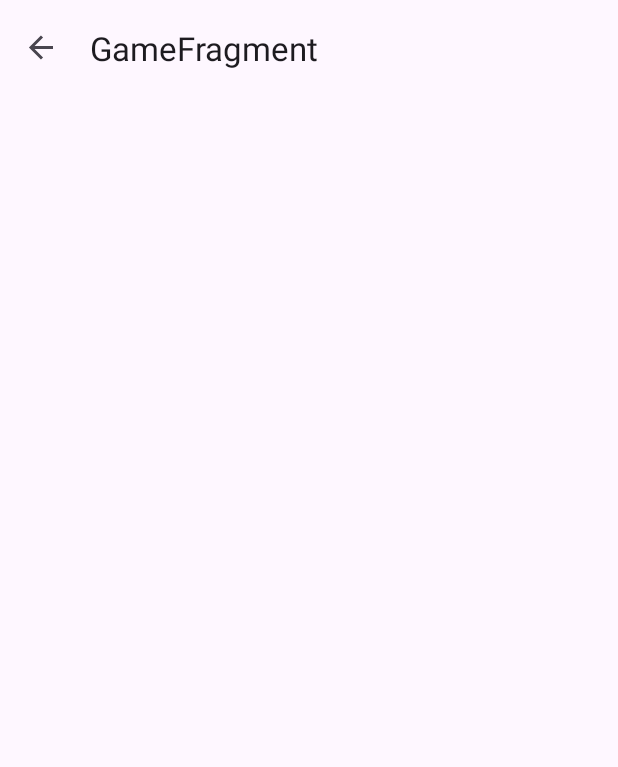
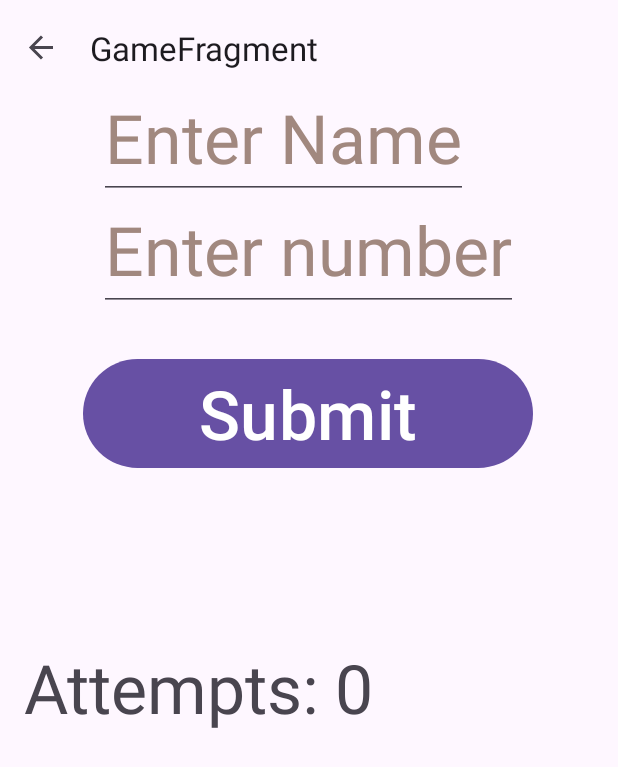
Before and after one commit to lukeyarian/MidtermProject, an Android app: the screen it shows after launch (MainActivity), after a tap on "Play Game", on a phone screen of 412 x 824 dp. Shown: the top 767 px of the screen. Run offline under Robolectric (Android 15) with nearby library versions, the phone set to English and light mode, and no system bars; our stand-ins replace navigation-ui; 3 statements that could not run were skipped.

Commit message:
Not much to do from here. The sound is commented in the code but doesn't quite work. There is also code in place for the + and - for the guess, but it also isn't quite working fully yet. For the most part, everything is implemented..... but not quite working 100%

```diff
--- a/app/build.gradle.kts
+++ b/app/build.gradle.kts
@@ -43,17 +43,14 @@ android {
 }
 
 dependencies {
-    // Navigation Component
     implementation("androidx.navigation:navigation-fragment-ktx:2.7.4")
     implementation("androidx.navigation:navigation-ui-ktx:2.7.4")
     implementation("androidx.lifecycle:lifecycle-viewmodel-ktx:2.6.2")
     implementation("androidx.lifecycle:lifecycle-livedata-ktx:2.6.2")
     implementation("androidx.room:room-runtime:2.5.2")
     implementation("androidx.fragment:fragment-ktx:1.6.1")
-    implementation("androidx.fragment:fragment:1.6.1")
-    //noinspection KaptUsageInsteadOfKsp
+    implementation("androidx.fragment:fragment-ktx:1.6.1")
     annotationProcessor("androidx.room:room-compiler:2.5.2")
-    //kapt("androidx.room:room-compiler:2.5.2")
     implementation("androidx.room:room-ktx:2.5.2")
     implementation("androidx.recyclerview:recyclerview:1.3.1")
     implementation("org.jetbrains.kotlinx:kotlinx-coroutines-android:1.6.4")
--- a/app/src/main/java/com/example/midtermproject/Fragment1.kt
+++ b/app/src/main/java/com/example/midtermproject/Fragment1.kt
@@ -6,6 +6,7 @@ import android.view.View
 import android.view.ViewGroup
 import android.widget.Button
 import android.widget.EditText
+import android.widget.Toast
 import androidx.fragment.app.Fragment
 import androidx.lifecycle.ViewModelProvider
 
@@ -13,16 +14,46 @@ class Fragment1 : Fragment() {
 
     private lateinit var viewModel: GameViewModel
 
-    override fun onCreateView(inflater: LayoutInflater, container: ViewGroup?, savedInstanceState: Bundle?): View? {
-        val view = inflater.inflate(R.layout.fragment1_layout, container, false)
+    override fun onCreateView(
+        inflater: LayoutInflater, container: ViewGroup?,
+        savedInstanceState: Bundle?
+    ): View? {
+        return inflater.inflate(R.layout.fragment1_layout, container, false)
+    }
 
-        viewModel = ViewModelProvider(requireParentFragment()).get(GameViewModel::class.java)
+    override fun onViewCreated(view: View, savedInstanceState: Bundle?) {
+        super.onViewCreated(view, savedInstanceState)
+
+        viewModel = ViewModelProvider(requireActivity()).get(GameViewModel::class.java)
+
+        //view.findViewById<ImageButton>(R.id.minusButton).setOnClickListener {
+            //adjustGuess(-1)
+        //}
+
+        //view.findViewById<ImageButton>(R.id.plusButton).setOnClickListener {
+            //adjustGuess(1)
+        //}
 
         view.findViewById<Button>(R.id.okButton).setOnClickListener {
-            val userGuess = view.findViewById<EditText>(R.id.guessEditText).text.toString().toInt()
-            viewModel.makeGuess(userGuess)
+            val guessEditText = view.findViewById<EditText>(R.id.guessEditText)
+            val guess = guessEditText.text.toString().toIntOrNull()
+
+            if (guess != null) {
+                viewModel.makeGuess("Player", guess) // Assuming "Player" as a placeholder name.
+                guessEditText.text.clear()
+            } else {
+                Toast.makeText(context, "Please enter a valid number", Toast.LENGTH_SHORT).show()
+            }
         }
+    }
 
-        return view
+    private fun adjustGuess(amount: Int) {
+        val guessEditText = view?.findViewById<EditText>(R.id.guessEditText)
+        var guess = guessEditText?.text.toString().toIntOrNull() ?: 0
+        guess += amount
+
+        if (guess in 1..100) {
+            guessEditText?.setText(guess.toString())
+        }
     }
 }
--- a/app/src/main/java/com/example/midtermproject/Fragment2.kt
+++ b/app/src/main/java/com/example/midtermproject/Fragment2.kt
@@ -13,15 +13,22 @@ class Fragment2 : Fragment() {
 
     private lateinit var viewModel: GameViewModel
 
-    override fun onCreateView(inflater: LayoutInflater, container: ViewGroup?, savedInstanceState: Bundle?): View? {
-        val view = inflater.inflate(R.layout.fragment2_layout, container, false)
+    override fun onCreateView(
+        inflater: LayoutInflater, container: ViewGroup?,
+        savedInstanceState: Bundle?
+    ): View? {
+        return inflater.inflate(R.layout.fragment2_layout, container, false)
+    }
 
-        viewModel = ViewModelProvider(requireParentFragment()).get(GameViewModel::class.java)
+    override fun onViewCreated(view: View, savedInstanceState: Bundle?) {
+        super.onViewCreated(view, savedInstanceState)
 
-        viewModel.guessCount.observe(viewLifecycleOwner, Observer { attempts ->
-            view.findViewById<TextView>(R.id.attemptsTextView).text = "Attempts: $attempts"
+        viewModel = ViewModelProvider(requireActivity()).get(GameViewModel::class.java)
+
+        val attemptsTextView = view.findViewById<TextView>(R.id.attemptsTextView)
+
+        viewModel.guessCount.observe(viewLifecycleOwner, { count ->
+            attemptsTextView.text = "Attempts: $count"
         })
-
-        return view
     }
 }
--- a/app/src/main/res/layout/activity_main.xml
+++ b/app/src/main/res/layout/activity_main.xml
@@ -11,8 +11,8 @@
         android:layout_width="match_parent"
         android:layout_height="?attr/actionBarSize"
         tools:ignore="MissingConstraints"
-        tools:layout_editor_absoluteX="100dp"
-        tools:layout_editor_absoluteY="699dp" />
+        tools:layout_editor_absoluteX="39dp"
+        tools:layout_editor_absoluteY="0dp" />
 
     <androidx.fragment.app.FragmentContainerView
         android:id="@+id/nav_host_fragment"
--- a/app/src/main/res/layout/fragment1_layout.xml
+++ b/app/src/main/res/layout/fragment1_layout.xml
@@ -1,29 +1,54 @@
 <?xml version="1.0" encoding="utf-8"?>
-<LinearLayout xmlns:android="http://schemas.android.com/apk/res/android"
+<androidx.constraintlayout.widget.ConstraintLayout xmlns:android="http://schemas.android.com/apk/res/android"
     xmlns:app="http://schemas.android.com/apk/res-auto"
     xmlns:tools="http://schemas.android.com/tools"
     android:layout_width="match_parent"
     android:layout_height="match_parent"
-    android:orientation="vertical"
-    android:padding="16dp">
+    tools:context=".Fragment1">
+
+    <EditText
+        android:id="@+id/nameEditText"
+        android:layout_width="wrap_content"
+        android:layout_height="wrap_content"
+        android:autofillHints=""
+        android:hint="@string/enter_name"
+        android:inputType="text"
+        android:textColorHint="#A1887F"
+        android:textSize="45sp"
+        app:layout_constraintBottom_toBottomOf="parent"
+        app:layout_constraintEnd_toEndOf="parent"
+        app:layout_constraintHorizontal_bias="0.398"
+        app:layout_constraintStart_toStartOf="parent"
+        app:layout_constraintTop_toTopOf="parent"
+        app:layout_constraintVertical_bias="0.155" />
 
     <EditText
         android:id="@+id/guessEditText"
-        android:layout_width="match_parent"
+        android:layout_width="wrap_content"
         android:layout_height="wrap_content"
         android:autofillHints=""
-        android:hint="@string/enter_your_guess"
+        android:hint="@string/enter_number"
         android:inputType="number"
-        android:minHeight="48dp"
-        android:textSize="40dp"
-        android:textColorHint="#8D6E63"
-        tools:ignore="VisualLintTextFieldSize" />
+        android:textColorHint="#A1887F"
+        android:textSize="45sp"
+        app:layout_constraintBottom_toBottomOf="parent"
+        app:layout_constraintEnd_toEndOf="parent"
+        app:layout_constraintHorizontal_bias="0.496"
+        app:layout_constraintStart_toStartOf="parent"
+        app:layout_constraintTop_toTopOf="parent"
+        app:layout_constraintVertical_bias="0.381" />
 
     <Button
         android:id="@+id/okButton"
-        android:textSize="45dp"
-        android:layout_width="370dp"
+        android:layout_width="wrap_content"
         android:layout_height="wrap_content"
-        android:text="@string/ok" />
+        android:layout_marginTop="28dp"
+        android:width="300dp"
+        android:text="@string/submit"
+        android:textSize="45sp"
+        app:layout_constraintEnd_toEndOf="parent"
+        app:layout_constraintHorizontal_bias="0.495"
+        app:layout_constraintStart_toStartOf="parent"
+        app:layout_constraintTop_toBottomOf="@+id/guessEditText" />
 
-</LinearLayout>
+</androidx.constraintlayout.widget.ConstraintLayout>
--- a/app/src/main/res/layout/fragment_game.xml
+++ b/app/src/main/res/layout/fragment_game.xml
@@ -1,29 +1,22 @@
 <?xml version="1.0" encoding="utf-8"?>
-<FrameLayout xmlns:android="http://schemas.android.com/apk/res/android"
-    xmlns:tools="http://schemas.android.com/tools"
-    android:layout_width="match_parent"
-    android:layout_height="match_parent"
-    tools:context=".GameFragment">
-
-    <LinearLayout xmlns:app="http://schemas.android.com/apk/res-auto"
+<LinearLayout xmlns:android="http://schemas.android.com/apk/res/android"
+    xmlns:app="http://schemas.android.com/apk/res-auto"
     xmlns:tools="http://schemas.android.com/tools"
     android:layout_width="match_parent"
     android:layout_height="match_parent"
     android:orientation="vertical"
-        tools:ignore="UselessParent">
+    tools:context=".GameFragment">
 
-        <FragmentContainerView
+    <androidx.fragment.app.FragmentContainerView
         android:id="@+id/container_fragment1"
         android:layout_width="match_parent"
         android:layout_height="0dp"
         android:layout_weight="1" />
 
-        <FragmentContainerView
+    <androidx.fragment.app.FragmentContainerView
         android:id="@+id/container_fragment2"
         android:layout_width="match_parent"
         android:layout_height="0dp"
         android:layout_weight="1" />
 
-
 </LinearLayout>
-</FrameLayout>
--- a/app/src/main/res/values/strings.xml
+++ b/app/src/main/res/values/strings.xml
@@ -12,4 +12,7 @@
     <string name="welcome_to_the_game_main">Welcome to the game!</string>
     <string name="play_game_main">Play Game</string>
     <string name="view_high_scores">View High Scores</string>
+    <string name="enter_number">Enter number</string>
+    <string name="submit">Submit</string>
+    <string name="enter_name">Enter Name</string>
 </resources>
```
Also changed, not shown: app/src/main/java/com/example/midtermproject/GameViewModel.kt (+48 -17 lines), 1 other file. Lines whose indentation alone changed are shown as unchanged.
